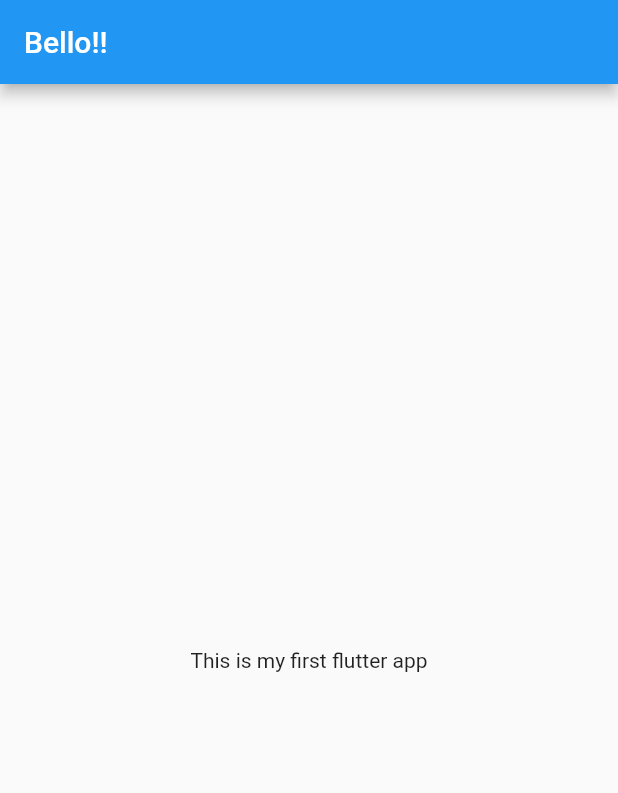
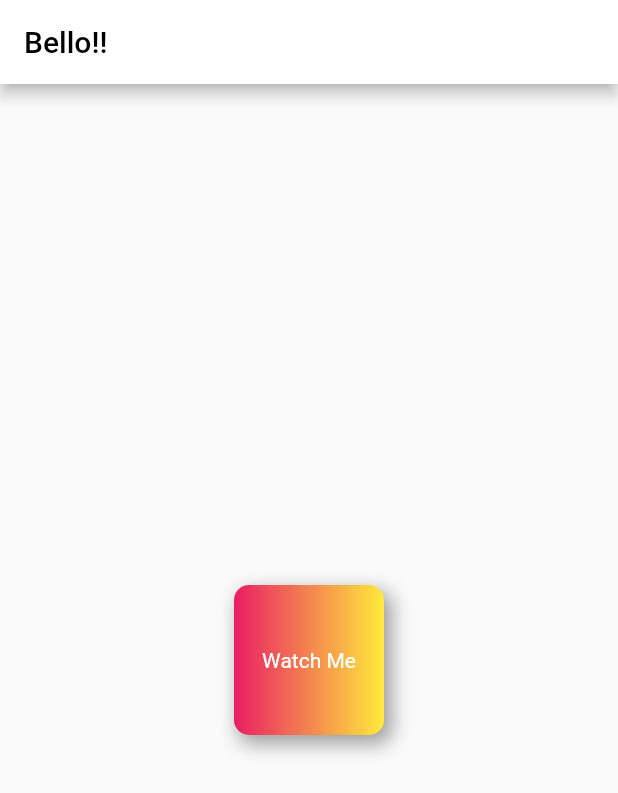
Before and after one commit to swag2716/my_app, a Flutter app: the screen it shows after launch, on a phone screen of 412 x 824 dp. Shown: the top 793 px of the screen. Run offline on Flutter 3.47's test engine with Material 2 defaults, Android fonts, the phone set to English and light mode, and no system bars.

Commit message:
my_app2 done

```diff
--- a/lib/main.dart
+++ b/lib/main.dart
@@ -2,7 +2,6 @@ import 'package:flutter/material.dart';
 
 void main(){
   runApp(MaterialApp(
-    title: "Bello!!",
     home:myApp(),
   ));
 }
@@ -14,10 +13,23 @@ class myApp extends StatelessWidget {
   Widget build(BuildContext context) {
     return Scaffold(
       appBar: AppBar(
-        title: Text("Bello!!"),
+        title: Text("Bello!!", style: TextStyle(color: Colors.black),),
+        backgroundColor: Colors.white,
       ),
-      body: Container(
-        child: Center(child: Text("This is my first flutter app")),
+      body: Center(
+        child: Container(
+          width: 100,
+          height: 100,
+          child: Text("Watch Me", style: TextStyle(color: Colors.white),),
+          alignment: Alignment.center,
+          decoration: BoxDecoration(
+            borderRadius: BorderRadius.circular(10),
+            gradient: LinearGradient(colors: [Colors.pink, Colors.yellow,]),
+            boxShadow: [
+              BoxShadow(color: Colors.grey, blurRadius: 10, spreadRadius: 1, offset: Offset(4, 5)),
+            ]
+          ),
+        ),
       ),
     );
   }
```
